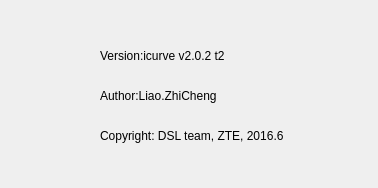
The window that icurve_v2.1/icurve/resource/icv_about.ui (Sunfe/icurve) describes before a commit, drawn with Qt 5.
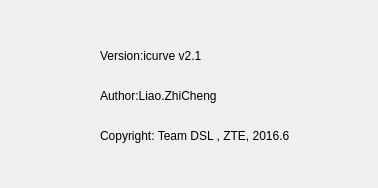
The same window after the commit.

Commit message: main windows face adjusted. 20160919-21:37

The edit to the form file:
```diff
--- a/icurve_v2.1/icurve/resource/icv_about.ui
+++ b/icurve_v2.1/icurve/resource/icv_about.ui
@@ -23,7 +23,7 @@
     </rect>
    </property>
    <property name="text">
-    <string>Version:icurve v2.0.2 t2</string>
+    <string>Version:icurve v2.1</string>
    </property>
   </widget>
   <widget class="QLabel" name="label_2">
@@ -36,7 +36,7 @@
     </rect>
    </property>
    <property name="text">
-    <string>Copyright: DSL team, ZTE, 2016.6</string>
+    <string>Copyright: Team DSL , ZTE, 2016.6</string>
    </property>
   </widget>
   <widget class="QLabel" name="label_3">
```
The commit also changes 2 other files.
